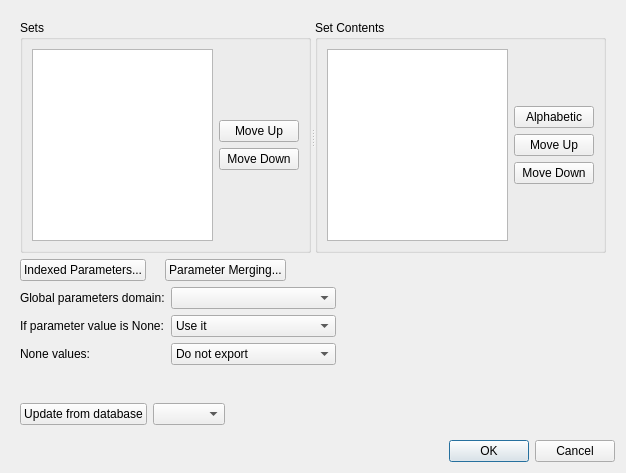
Qt form spine_items/exporter/ui/gdx_export_settings.ui (spine-tools/spine-items) before a commit.
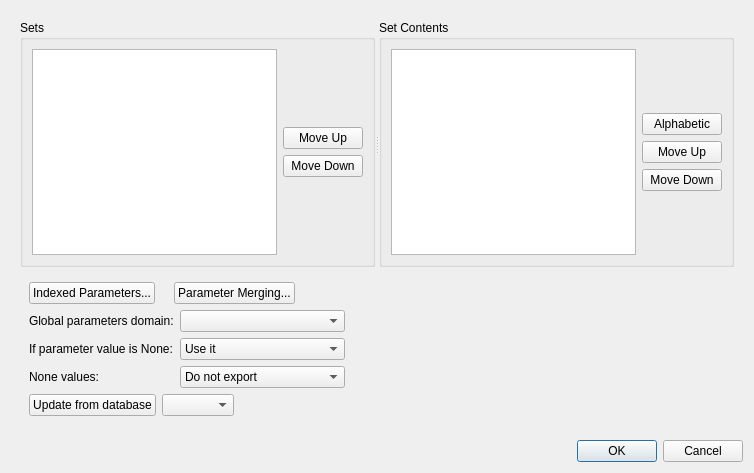
The same form after that commit.

Commit message:
Fix settings windows
- Fixed Data transformer's specification editor window which was receiving
some trash for window flags
- Fixed a resizing issue in Exporter's settings window

Re data#108

```diff
--- a/spine_items/exporter/ui/gdx_export_settings.ui
+++ b/spine_items/exporter/ui/gdx_export_settings.ui
@@ -21,7 +21,7 @@
    <rect>
     <x>0</x>
     <y>0</y>
-    <width>626</width>
+    <width>754</width>
     <height>473</height>
    </rect>
   </property>
@@ -158,6 +158,15 @@
        </widget>
       </item>
       <item>
+       <widget class="QWidget" name="widget" native="true">
+        <property name="sizePolicy">
+         <sizepolicy hsizetype="Preferred" vsizetype="Fixed">
+          <horstretch>0</horstretch>
+          <verstretch>0</verstretch>
+         </sizepolicy>
+        </property>
+        <layout class="QVBoxLayout" name="verticalLayout_5">
+         <item>
        <layout class="QHBoxLayout" name="horizontalLayout_4">
         <item>
          <widget class="QPushButton" name="open_indexed_parameter_settings_button">
@@ -314,6 +323,9 @@
          </spacer>
         </item>
        </layout>
+         </item>
+        </layout>
+       </widget>
       </item>
      </layout>
     </widget>
```
Lines whose indentation alone changed are shown as unchanged. The commit also changes 2 other files.
